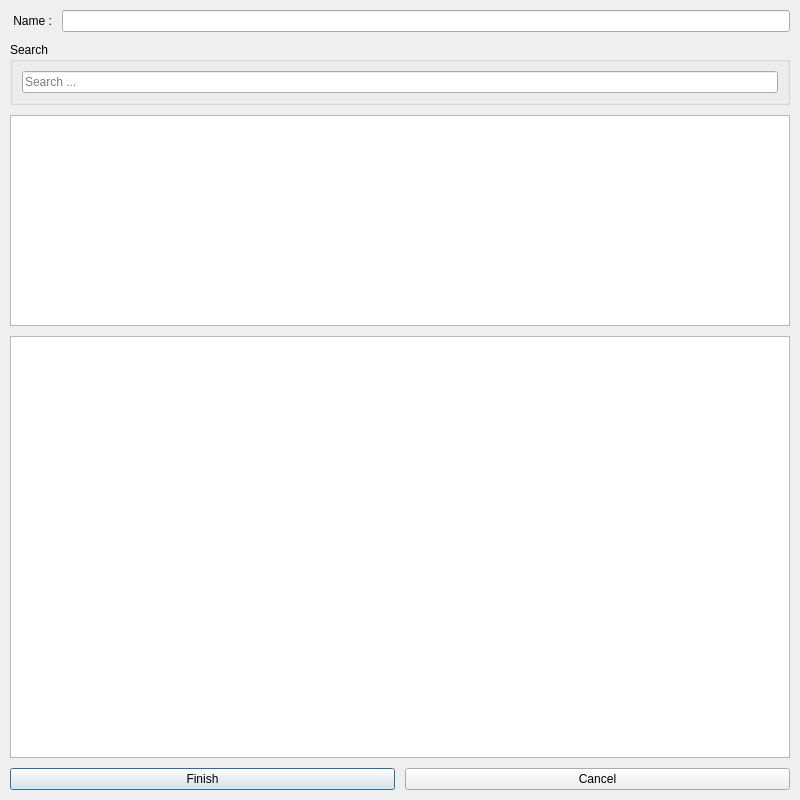
Qt form qt_ui/section_2.ui (NeuralInsight/UniversityAutoClassScheduler) before a commit.
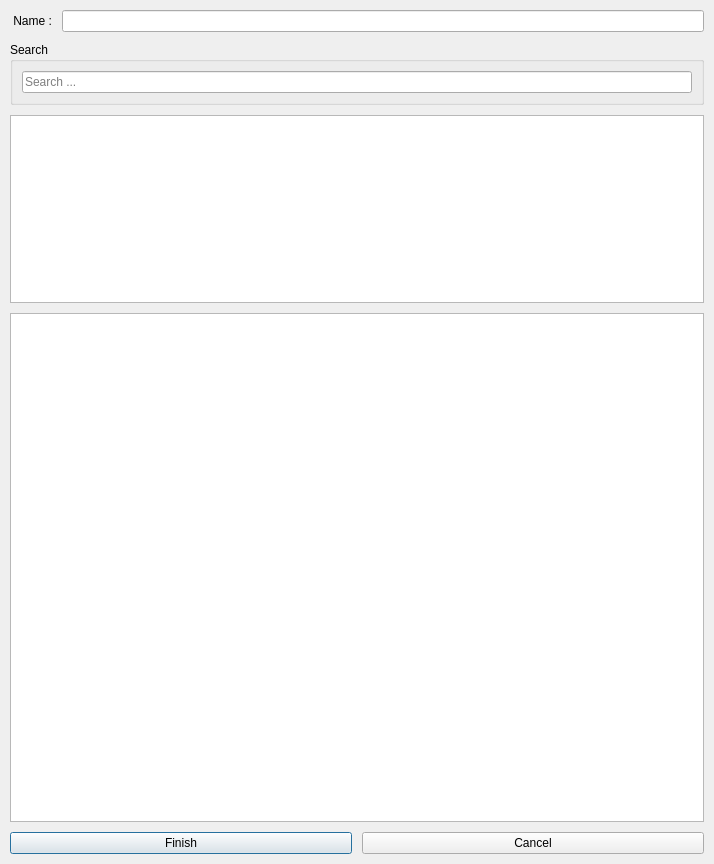
The same form after that commit.

Commit message: Replace section window with a new one but its bugy for now

What changed in the file:
```diff
--- a/qt_ui/section_2.ui
+++ b/qt_ui/section_2.ui
@@ -6,14 +6,20 @@
    <rect>
     <x>0</x>
     <y>0</y>
-    <width>800</width>
-    <height>800</height>
+    <width>714</width>
+    <height>864</height>
    </rect>
   </property>
   <property name="minimumSize">
    <size>
-    <width>800</width>
-    <height>800</height>
+    <width>714</width>
+    <height>864</height>
+   </size>
+  </property>
+  <property name="maximumSize">
+   <size>
+    <width>714</width>
+    <height>16777215</height>
    </size>
   </property>
   <property name="windowTitle">
@@ -36,7 +42,7 @@
     <number>0</number>
    </property>
    <item>
-    <layout class="QVBoxLayout" name="verticalLayout" stretch="0,0,3,6,0">
+    <layout class="QVBoxLayout" name="verticalLayout" stretch="0,0,0,0,0">
      <property name="spacing">
       <number>10</number>
      </property>
@@ -108,8 +114,14 @@
       <widget class="QTableView" name="tableSchedule">
        <property name="minimumSize">
         <size>
-         <width>0</width>
-         <height>0</height>
+         <width>694</width>
+         <height>509</height>
+        </size>
+       </property>
+       <property name="maximumSize">
+        <size>
+         <width>694</width>
+         <height>509</height>
         </size>
        </property>
       </widget>
```
Left out of the diff: 24 changed lines with no effect on the pictures. The commit also changes 3 other files.
